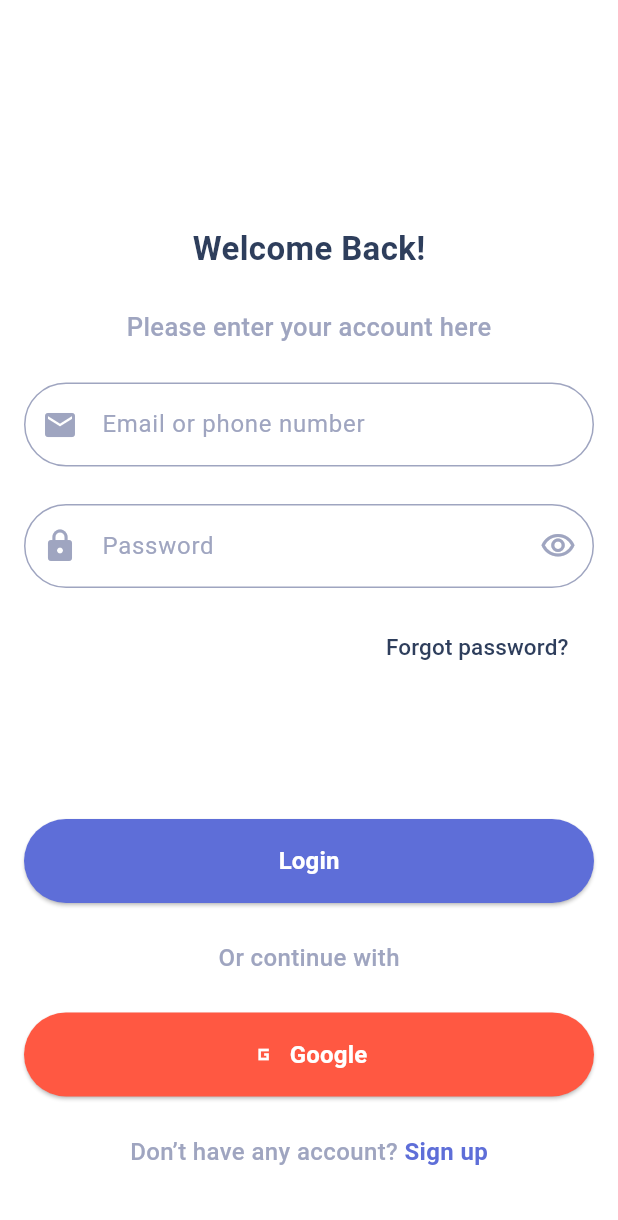
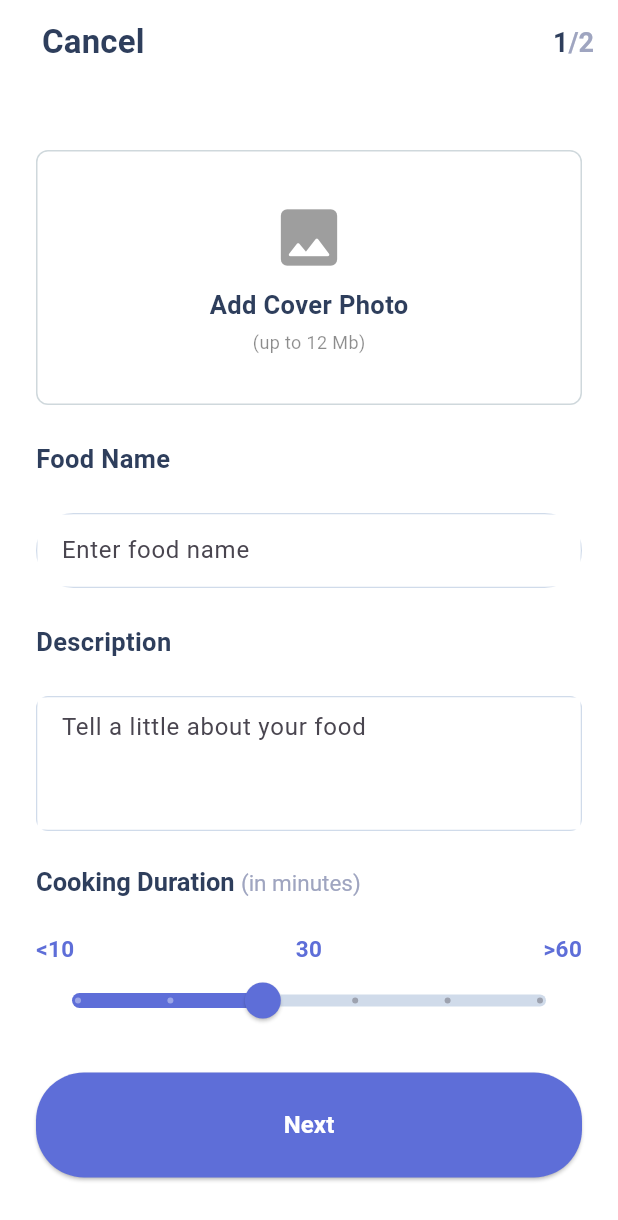
Before and after one commit to Alexiande/diplom, a Flutter app: the screen it shows after launch, after a tap on "Get Started", on a phone screen of 412 x 824 dp. Shown: the top 1220 px of the screen. Run offline on Flutter 3.47's test engine with Material 3 defaults, Android fonts, the phone set to English and light mode, and no system bars; our stand-ins replace cached_network_image, firebase_auth, firebase_core, image_picker, shared_preferences; accounts and stored records are empty; network calls fail.

Commit message:
uploadstep

```diff
--- a/lib/screens/SearchPageScreen.dart
+++ b/lib/screens/SearchPageScreen.dart
@@ -3,6 +3,8 @@ import 'package:diplom/services/ApiService.dart';
 import 'package:cached_network_image/cached_network_image.dart';
 import 'package:diplom/services/LikeService.dart';
 import 'dart:ui';
+import 'package:diplom/screens/UploadStepScreen.dart';
+
 
 class SearchPage extends StatefulWidget {
   const SearchPage({Key? key}) : super(key: key);
@@ -28,6 +30,12 @@ class _SearchPageState extends State<SearchPage> {
   void _onItemTapped(int index) {
     setState(() {
       _selectedIndex = index;
+      if (index == 1) { // Проверяем, если выбрана кнопка загрузки
+        Navigator.push(
+          context,
+          MaterialPageRoute(builder: (context) => UploadStepScreen()), // Переход на экран UploadStepScreen
+        );
+      }
     });
   }
 
@@ -255,6 +263,8 @@ class _SearchPageState extends State<SearchPage> {
 }
 
 
+
+
 class RecipeCard extends StatefulWidget {
   final String title;
   final String imageUrl;
--- /dev/null
+++ b/lib/screens/UploadStepScreen.dart
@@ -0,0 +1,235 @@
+import 'package:flutter/material.dart';
+import 'package:image_picker/image_picker.dart';
+
+class UploadStepScreen extends StatelessWidget {
+  final ImagePicker _picker = ImagePicker();
+
+  @override
+  Widget build(BuildContext context) {
+    return Scaffold(
+      appBar: AppBar(
+        title: Row(
+          mainAxisAlignment: MainAxisAlignment.spaceBetween,
+          children: [
+            TextButton(
+              onPressed: () {
+                Navigator.pop(context); // Возврат на предыдущий экран
+              },
+              child: const Text(
+                'Cancel',
+                style: TextStyle(
+                  fontSize: 22.0,
+                  color: Color(0xFF2E3E5C),
+                  fontWeight: FontWeight.bold,
+                ),
+              ),
+            ),
+            RichText(
+              text: TextSpan(
+                children: [
+                  const TextSpan(
+                    text: '1',
+                    style: TextStyle(
+                      color: Color(0xFF2E3E5C), // Цвет для "1"
+                      fontSize: 18,
+                      fontWeight: FontWeight.bold,
+                    ),
+                  ),
+                  const TextSpan(
+                    text: '/2',
+                    style: TextStyle(
+                      color: Color(0xFF9FA5C0), // Цвет для "/2"
+                      fontWeight: FontWeight.bold,
+                      fontSize: 18,
+                    ),
+                  ),
+                ],
+              ),
+            ),
+          ],
+        ),
+        automaticallyImplyLeading: false,
+        backgroundColor: Colors.white,
+        elevation: 0,
+      ),
+      body: SingleChildScrollView( // Позволяет прокручивать содержимое
+        padding: const EdgeInsets.all(24.0),
+        child: Column(
+          crossAxisAlignment: CrossAxisAlignment.start,
+          children: [
+            SizedBox(height: 20), // Уменьшено расстояние от верха
+            Center(
+              child: GestureDetector(
+                onTap: () async {
+                  // Открытие выбора фото
+                  final XFile? photo = await _picker.pickImage(source: ImageSource.gallery);
+                  if (photo != null) {
+                    // Обработка выбранного фото
+                  }
+                },
+                child: Container(
+                  width: double.infinity,
+                  height: 170,
+                  decoration: BoxDecoration(
+                    border: Border.all(color: Colors.blueGrey.shade100, width: 1, style: BorderStyle.solid), // Тонкий пунктир
+                    borderRadius: BorderRadius.circular(8.0),
+                  ),
+                  child: const Center(
+                    child: Column(
+                      mainAxisAlignment: MainAxisAlignment.center,
+                      children: [
+                        Icon(Icons.photo_rounded, size: 50, color: Colors.grey),
+                        SizedBox(height: 8),
+                        Text(
+                          'Add Cover Photo',
+                          style: TextStyle(
+                            fontSize: 17.0,
+                            color: Color(0xFF2E3E5C),
+                            fontWeight: FontWeight.bold,
+                          ),
+                        ),
+                        SizedBox(height: 4),
+                        Text(
+                          '(up to 12 Mb)',
+                          style: TextStyle(
+                            fontSize: 12,
+                            color: Colors.black45,
+                          ),
+                        ),
+                      ],
+                    ),
+                  ),
+                ),
+              ),
+            ),
+            const SizedBox(height: 24),
+            const Text(
+              'Food Name',
+              style: TextStyle(
+                fontSize: 17.0,
+                color: Color(0xFF2E3E5C),
+                fontWeight: FontWeight.bold,
+              ),
+            ),
+            const SizedBox(height: 24),
+            Container(
+              decoration: BoxDecoration(
+                border: Border.all(color: const Color(0xFFD0DBEA), width: 1, style: BorderStyle.solid), // Окантовка
+                borderRadius: BorderRadius.circular(32.0),
+              ),
+              child: TextField(
+                decoration: InputDecoration(
+                  hintText: 'Enter food name',
+                  filled: true,
+                  fillColor: Colors.white, // Цвет фона поля ввода
+                  border: InputBorder.none, // Убираем стандартную границу
+                ),
+              ),
+            ),
+            const SizedBox(height: 24),
+            const Text(
+              'Description',
+              style: TextStyle(
+                fontSize: 17.0,
+                color: Color(0xFF2E3E5C),
+                fontWeight: FontWeight.bold,
+              ),
+            ),
+            const SizedBox(height: 24),
+            Container(
+              decoration: BoxDecoration(
+                border: Border.all(color: const Color(0xFFD0DBEA), width: 1),
+                borderRadius: BorderRadius.circular(8.0),
+              ),
+              child: const TextField(
+                decoration: InputDecoration(
+                  hintText: 'Tell a little about your food',
+                  filled: true,
+                  fillColor: Colors.white, // Цвет фона поля ввода
+                  border: InputBorder.none, // Убираем стандартную границу
+                ),
+                maxLines: 3,
+              ),
+            ),
+            const SizedBox(height: 24),
+            RichText(
+              text: TextSpan(
+                children: const [
+                  TextSpan(
+                    text: 'Cooking Duration ',
+                    style: TextStyle(
+                      fontSize: 17.0,
+                      color: Color(0xFF2E3E5C), // Цвет для "Cooking Duration"
+                      fontWeight: FontWeight.bold,
+                    ),
+                  ),
+                  TextSpan(
+                    text: '(in minutes)',
+                    style: TextStyle(
+                      color: Color(0xFF9FA5C0), // Новый цвет для "(in minutes)"
+                      fontSize: 15,
+                    ),
+                  ),
+                ],
+              ),
+            ),
+            const SizedBox(height: 24),
+            Column(
+              children: [
+                const Row(
+                  mainAxisAlignment: MainAxisAlignment.spaceBetween,
+                  children: [
+                    Text('<10', style: TextStyle(color: Color(0xFF5E6ED8), fontSize: 15, fontWeight: FontWeight.bold)),
+                    Text('30', style: TextStyle(color: Color(0xFF5E6ED8), fontSize: 15, fontWeight: FontWeight.bold)),
+                    Text('>60', style: TextStyle(color: Color(0xFF5E6ED8), fontSize: 15, fontWeight: FontWeight.bold)),
+                  ],
+                ),
+                SliderTheme(
+                  data: SliderTheme.of(context).copyWith(
+                    activeTrackColor: const Color(0xFF5E6ED8), // Новый цвет ползунка
+                    inactiveTrackColor: const Color(0xFFD0DBEA), // Цвет неактивной линии
+                    thumbColor: const Color(0xFF5E6ED8), // Цвет ползунка
+                    trackHeight: 8.0, // Увеличенная ширина линии ползунка
+                    thumbShape: const RoundSliderThumbShape(enabledThumbRadius: 12.0), // Размер ползунка
+                  ),
+                  child: Slider(
+                    value: 30,
+                    min: 10,
+                    max: 60,
+                    divisions: 5,
+                    label: '30',
+                    onChanged: (value) {},
+                  ),
+                ),
+              ],
+            ),
+            const SizedBox(height: 24),
+            Center(
+              child: ElevatedButton(
+                onPressed: () {
+                  // Действие для следующего шага
+                },
+                style: ElevatedButton.styleFrom(
+                  backgroundColor: const Color(0xFF5E6ED8), // Цвет кнопки
+                  shape: RoundedRectangleBorder(
+                    borderRadius: BorderRadius.circular(32.0),
+                  ),
+                  minimumSize: const Size(double.infinity, 70), // Увеличенный размер кнопки
+                ),
+                child: const Text(
+                  'Next',
+                  style: TextStyle(
+                    color: Colors.white,
+                    fontSize: 16.0,
+                    fontWeight: FontWeight.bold,
+                  ),
+                ),
+              ),
+            ),
+          ],
+        ),
+      ),
+      resizeToAvoidBottomInset: true, // Обработка изменения размера экрана
+    );
+  }
+}
--- a/lib/screens/WelcomeScreen.dart
+++ b/lib/screens/WelcomeScreen.dart
@@ -1,4 +1,4 @@
-import 'package:diplom/screens/WelcomePageScreen.dart';
+import 'package:diplom/screens/UploadStepScreen.dart';
 import 'package:flutter/material.dart';
 
 void main() {
@@ -159,7 +159,7 @@ class _MyHomePageState extends State<MyHomePage> with SingleTickerProviderStateM
                         onPressed: () {
                           Navigator.push(
                             context,
-                            MaterialPageRoute(builder: (context) => const WelcomePage()),
+                            MaterialPageRoute(builder: (context) => UploadStepScreen()),
                           );
                         },
                         style: ElevatedButton.styleFrom(
--- a/pubspec.yaml
+++ b/pubspec.yaml
@@ -17,7 +17,8 @@ dev_dependencies:
     sdk: flutter
   firebase_core: ^3.6.0
   firebase_auth: ^5.3.1
-  shared_preferences: ^2.1.0 # Последняя стабильная версия
+  shared_preferences: ^2.1.0
+  image_picker: ^0.8.6
 
   flutter_lints: ^4.0.0
 
```
Also changed, not shown: lib/screens/LogInScreen.dart (renamed from lib/screens/WelcomePageScreen.dart), pubspec.lock, 5 other files. Lines whose indentation alone changed are shown as unchanged.
